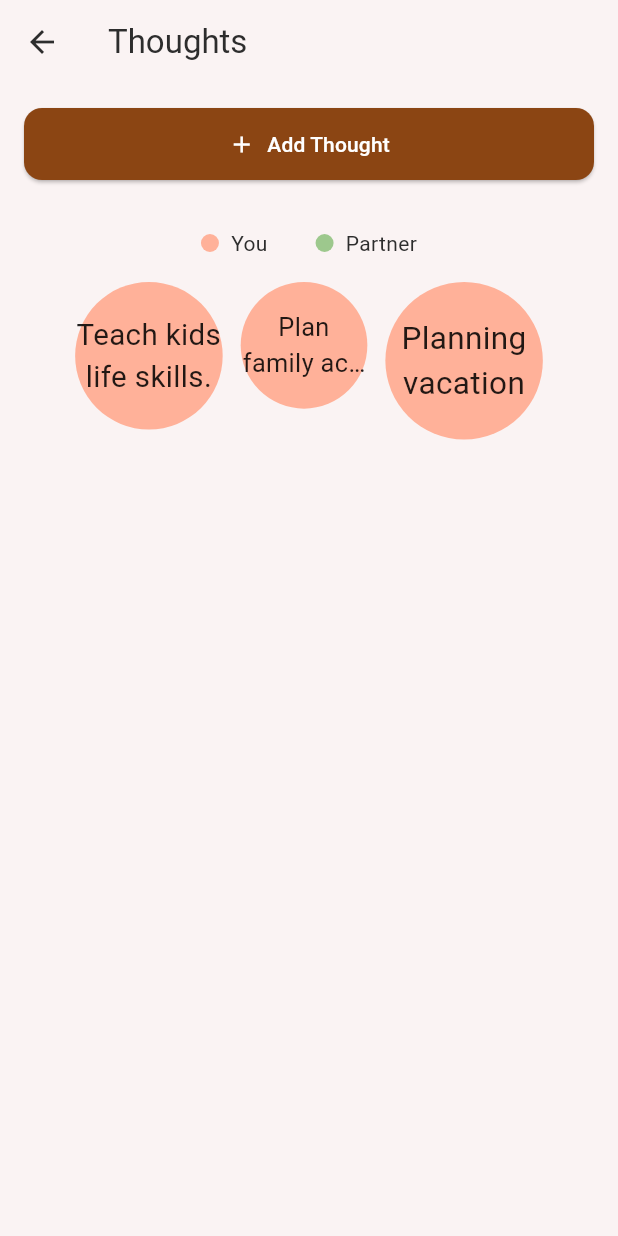
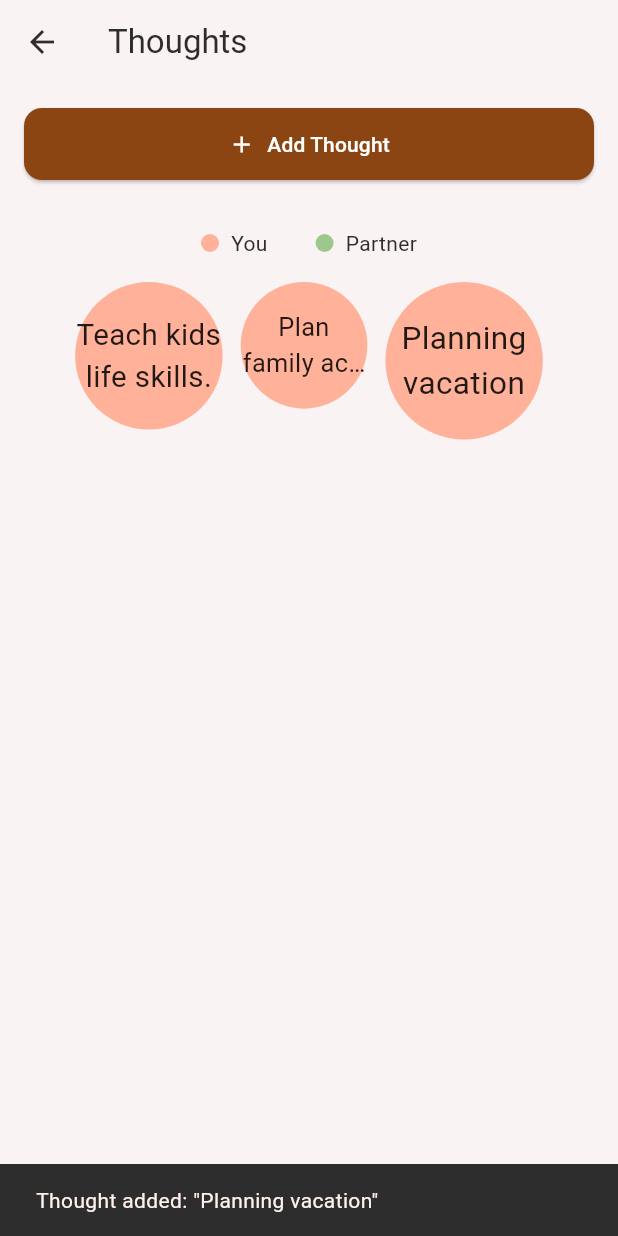
Before and after one commit to SamuelPfisterer/flutter_app, a Flutter app: the ThoughtsScreen screen opened directly, after a tap on "Add Thought", after a tap on "Plan family activities.", after a tap on "Save Thought", on a phone screen of 412 x 824 dp. Run offline on Flutter 3.47's test engine with Material 3 defaults, Android fonts, the phone set to English and light mode, and no system bars; our stand-ins replace awesome_notifications, fl_chart, flutter_riverpod; network calls fail.

Commit message:
added a feedback "notifaction" when you are adding a thought

```diff
--- a/lib/screens/thoughts_screen.dart
+++ b/lib/screens/thoughts_screen.dart
@@ -376,7 +376,7 @@ class _ThoughtsScreenState extends ConsumerState<ThoughtsScreen> {
                           const SizedBox(height: 16),
                           ElevatedButton.icon(
                             onPressed: _thoughtController.text.isEmpty
-                                ? null // Disable button when no text
+                                ? null
                                 : () {
                                     if (_thoughtController.text.isNotEmpty) {
                                       ref.read(thoughtsProvider.notifier).addThought(
@@ -388,6 +388,15 @@ class _ThoughtsScreenState extends ConsumerState<ThoughtsScreen> {
                                           userAvatar: ref.read(currentUserProvider).avatarUrl,
                                         ),
                                       );
+
+                                      // Show feedback
+                                      ScaffoldMessenger.of(context).showSnackBar(
+                                        SnackBar(
+                                          content: Text('Thought added: "${_thoughtController.text}"'),
+                                          duration: const Duration(seconds: 2),
+                                        ),
+                                      );
+
                                       _thoughtController.clear();
                                       setState(() {
                                         _showInputForm = false;
```
